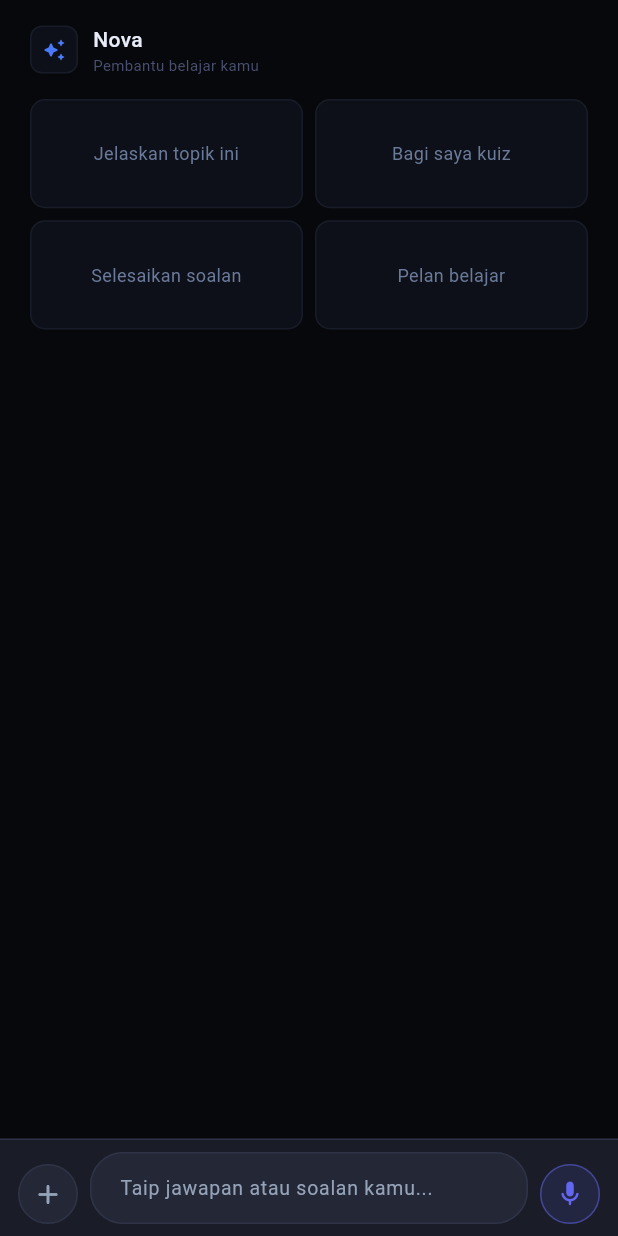
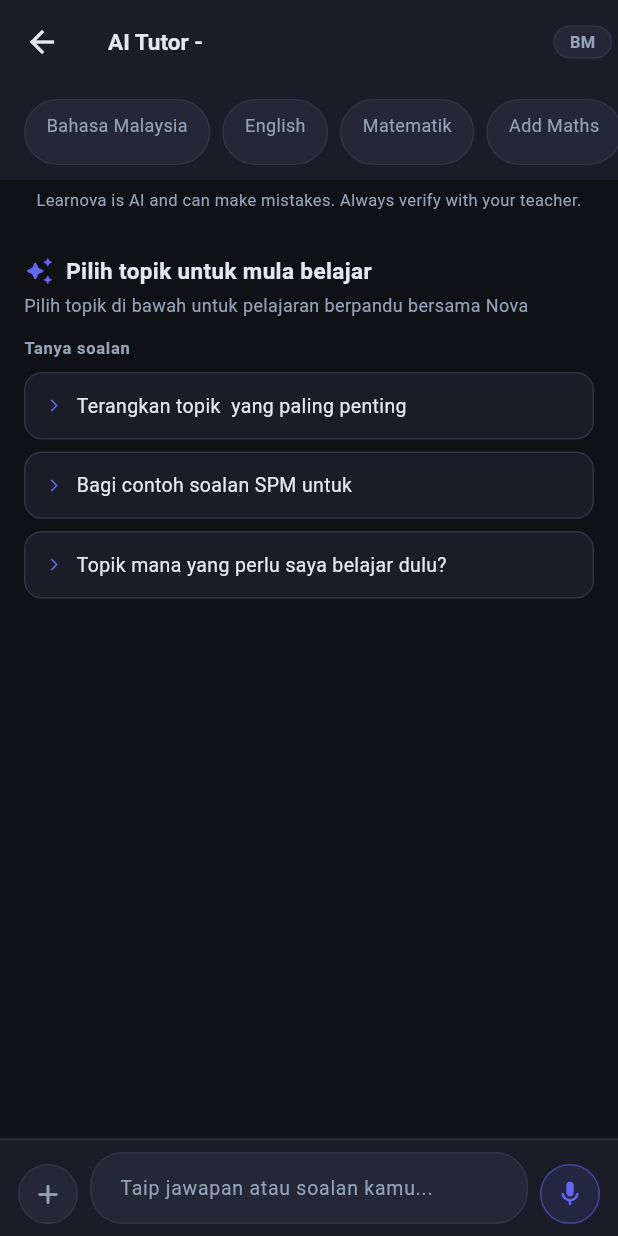
Before and after one commit to learnovamy-hub/Learnova, a Flutter app: the AITutorTab screen opened directly with empty values, on a phone screen of 412 x 824 dp. Run offline on Flutter 3.47's test engine with Material 3 defaults, Android fonts, the phone set to English and light mode, and no system bars; our stand-ins replace audioplayers, flutter_markdown, flutter_svg, qr_flutter, shared_preferences; missing offline and left inert: dart:html, dart:js, dart:ui_web; accounts and stored records are empty; network calls fail.

Commit message:
Remove Nova idle placeholder screen
Delete _buildIdleScreen() and its early-return guard. The 4-chip
placeholder (Jelaskan topik ini / Bagi saya kuiz / etc.) was
intercepting the Nova tab on every visit. Now falls through directly
to the main scaffold: mobile shows the topic selector, students can
type immediately without an intermediate screen.

Also removes _returnedFromSession state (only existed to suppress the
idle screen after exiting a session).

Co-Authored-By: Claude Sonnet 4.6 <noreply@anthropic.com>

```diff
--- a/lib/screens/ai_tutor_tab.dart
+++ b/lib/screens/ai_tutor_tab.dart
@@ -1,5 +1,6 @@
 import 'package:flutter/material.dart';
 import 'package:http/http.dart' as http;
+import 'dart:async';
 import 'dart:convert';
 import 'dart:math' as math;
 // ignore: avoid_web_libraries_in_flutter
@@ -49,7 +50,6 @@ class _AITutorTabState extends State<AITutorTab> with SingleTickerProviderStateM
   // after _startTutorSession completes, so Nova teaches instead of asking
   // "which topic?".
   String? _pendingIntent;
-  bool _returnedFromSession = false;
   String? _currentStandardCode;
   String? _currentStandardDesc;
   String? _standardsProgress;
@@ -62,6 +62,14 @@ class _AITutorTabState extends State<AITutorTab> with SingleTickerProviderStateM
   bool _showAnim        = false;
   bool _studentConfused = false;
   String? _lastAnimCode;
+
+  // -- Session timer + off-topic redirect (server-driven) --
+  int? _sessionStartTimeMs;
+  int _offTopicCount = 0;
+  bool _suggestBreak = false;
+  int _timeRemainingMin = 45;
+  Timer? _countdownTimer;
+  static const int _sessionDurationMin = 45;
 
   // â”€â”€ Topic animation (pre-built, stored in engine, served on demand) â”€â”€
   Map<String, dynamic>? _topicAnimation;
@@ -570,6 +578,7 @@ class _AITutorTabState extends State<AITutorTab> with SingleTickerProviderStateM
     _sessionId = _newSessionId();
     _novaSessionStart = DateTime.now();
     context.findAncestorStateOfType<MainShellState>()?.setTutorMode(true);
+    _resetSessionTimer();
     setState(() {
       _tutorMode = true; _currentTopic = topic;
       _phase = 'intro'; _segment = 0;
@@ -578,7 +587,6 @@ class _AITutorTabState extends State<AITutorTab> with SingleTickerProviderStateM
       _animSteps = []; _animAltSteps = [];
       _showAnim = false; _lastAnimCode = null; _studentConfused = false;
       _topicAnimation = null; _showTopicAnim = true;
-      _returnedFromSession = false;
     });
     await _tutorSession('start', preRead: preRead);
     // Drain pending intent (e.g. "Jelaskan topik ini") as the student's first
@@ -701,12 +709,25 @@ class _AITutorTabState extends State<AITutorTab> with SingleTickerProviderStateM
         // shipped activeQuestion as a Map?. Treat either as a truthiness flag.
         final hasQ = data['hasActiveQuestion'] == true || data['activeQuestion'] != null;
         _activeQuestion = hasQ ? <String, dynamic>{} : null;
+        if (data['sessionStartTime'] != null) {
+          _sessionStartTimeMs = (data['sessionStartTime'] as num).toInt();
+        }
+        if (data['offTopicCount'] != null) {
+          _offTopicCount = (data['offTopicCount'] as num).toInt();
+        }
+        if (data['suggestBreak'] != null) {
+          _suggestBreak = data['suggestBreak'] == true;
+        }
+        if (data['timeRemaining'] != null) {
+          _timeRemainingMin = (data['timeRemaining'] as num).toInt();
+        }
         _messages.add({
           'role': 'ai', 'text': data['reply'] ?? '',
           'source': data['source'], 'isCheckIn': data['isCheckIn'] ?? false,
         });
         _loading = false;
       });
+      _ensureCountdownTimer();
 
       // Use inline visual from response first; fall back to pre-stored standard animation
       final visualData = data['visual'];
@@ -901,95 +922,13 @@ class _AITutorTabState extends State<AITutorTab> with SingleTickerProviderStateM
       _showAnim = false; _lastAnimCode = null;
       _topicAnimation = null; _showTopicAnim = true;
       _workspaceExpanded = false;
-      _returnedFromSession = true;
     });
-  }
-
-  // â”€â”€ Layout â”€â”€â”€â”€â”€â”€â”€â”€â”€â”€â”€â”€â”€â”€â”€â”€â”€â”€â”€â”€â”€â”€â”€â”€â”€â”€â”€â”€â”€â”€â”€â”€â”€â”€â”€â”€â”€â”€â”€â”€â”€â”€â”€â”€â”€â”€â”€â”€â”€â”€â”€â”€â”€â”€â”€â”€â”€â”€â”€
-  Widget _buildIdleScreen() {
-    const chips = ['Jelaskan topik ini', 'Bagi saya kuiz', 'Selesaikan soalan', 'Pelan belajar'];
-    return Scaffold(
-      backgroundColor: const Color(0xFF07080C),
-      body: Column(children: [
-        SafeArea(
-          bottom: false,
-          child: Padding(
-            padding: const EdgeInsets.symmetric(horizontal: 20, vertical: 16),
-            child: Row(children: [
-              Container(
-                width: 32, height: 32,
-                decoration: BoxDecoration(
-                  color: const Color(0xFF0D1018),
-                  borderRadius: BorderRadius.circular(8),
-                  border: Border.all(color: const Color(0xFF181C28)),
-                ),
-                child: const Center(child: Icon(Icons.auto_awesome_rounded,
-                  color: Color(0xFF4A7AFA), size: 16)),
-              ),
-              const SizedBox(width: 10),
-              const Column(crossAxisAlignment: CrossAxisAlignment.start, children: [
-                Text('Nova', style: TextStyle(
-                  color: Color(0xFFE8ECF8), fontSize: 14, fontWeight: FontWeight.w500)),
-                Text('Pembantu belajar kamu', style: TextStyle(
-                  color: Color(0xFF4A5070), fontSize: 10)),
-              ]),
-            ]),
-          ),
-        ),
-        Padding(
-          padding: const EdgeInsets.symmetric(horizontal: 20),
-          child: GridView.count(
-            crossAxisCount: 2,
-            shrinkWrap: true,
-            crossAxisSpacing: 8,
-            mainAxisSpacing: 8,
-            childAspectRatio: 2.5,
-            children: chips.map((label) => GestureDetector(
-              onTap: () {
-                // Intent chips need a topic. If we already have one (mid-session
-                // chip use), let _ask route to the existing _tutorMode branch.
-                // Otherwise stash the intent and force the topic picker — the
-                // intent gets sent as the first message once _startTutorSession
-                // completes (see _startTutorSession).
-                if (_currentTopic != null) {
-                  _ask(label);
-                } else {
-                  setState(() => _pendingIntent = label);
-                }
-              },
-              child: Container(
-                decoration: BoxDecoration(
-                  color: const Color(0xFF0D1018),
-                  borderRadius: BorderRadius.circular(10),
-                  border: Border.all(color: const Color(0xFF181C28)),
-                ),
-                alignment: Alignment.center,
-                child: Text(label,
-                  style: const TextStyle(color: Color(0xFF6A7A9A), fontSize: 12),
-                  textAlign: TextAlign.center),
-              ),
-            )).toList(),
-          ),
-        ),
-        const Spacer(),
-        Padding(
-          padding: EdgeInsets.only(bottom: MediaQuery.of(context).padding.bottom),
-          child: _buildChatInput(),
-        ),
-      ]),
-    );
   }
 
   @override
   Widget build(BuildContext context) {
     final subjectColor = Color(_subjectInfo['color'] as int);
     final isWide = MediaQuery.of(context).size.width > 700;
-
-    // Skip the idle screen when an intent is pending — fall through to the
-    // tutor-mode chrome so _buildTopicSelector renders and the student can pick.
-    if (_messages.isEmpty && !_tutorMode && widget.lessonContext == null && _pendingIntent == null && !_returnedFromSession) {
-      return _buildIdleScreen();
-    }
 
     return Scaffold(
       backgroundColor: kBg,
@@ -1007,6 +946,7 @@ class _AITutorTabState extends State<AITutorTab> with SingleTickerProviderStateM
                 (_currentTopic!.length > 20 ? '${_currentTopic!.substring(0, 20)}â€¦' : _currentTopic!),
               style: const TextStyle(fontSize: 14)),
             actions: [
+              if (_sessionStartTimeMs != null) _buildTimerChip(),
               if (_showLanguageToggle && !_forceEnglish)
                 GestureDetector(
                   onTap: _toggleEnglishRequest,
@@ -1383,11 +1323,7 @@ class _AITutorTabState extends State<AITutorTab> with SingleTickerProviderStateM
         onChanged: (s) {
           setState(() {
             _currentSubject = s;
-            // Reset topic so the next idle-screen chip tap routes through the
-            // picker for the new subject (the old subject's topic isn't valid
-            // here anyway).
             _currentTopic = null;
-            _returnedFromSession = false;
           });
           _loadTopics(); _loadSuggestions();
           context.findAncestorStateOfType<MainShellState>()?.setSubject(s);
@@ -2329,8 +2265,54 @@ class _AITutorTabState extends State<AITutorTab> with SingleTickerProviderStateM
     _scrollCtrl.dispose();
     _orbPulse.dispose();
     _stopSpeech();
+    _countdownTimer?.cancel();
     _recordNovaSession();
     super.dispose();
+  }
+
+  void _ensureCountdownTimer() {
+    if (_sessionStartTimeMs == null) return;
+    if (_countdownTimer != null && _countdownTimer!.isActive) return;
+    _countdownTimer = Timer.periodic(const Duration(seconds: 30), (_) {
+      if (!mounted || _sessionStartTimeMs == null) return;
+      final elapsedMs = DateTime.now().millisecondsSinceEpoch - _sessionStartTimeMs!;
+      final remaining = _sessionDurationMin - (elapsedMs / 60000).ceil();
+      final clamped = remaining < 0 ? 0 : remaining;
+      if (clamped != _timeRemainingMin) {
+        setState(() => _timeRemainingMin = clamped);
+      }
+    });
+  }
+
+  void _resetSessionTimer() {
+    _countdownTimer?.cancel();
+    _countdownTimer = null;
+    _sessionStartTimeMs = null;
+    _offTopicCount = 0;
+    _suggestBreak = false;
+    _timeRemainingMin = _sessionDurationMin;
+  }
+
+  Widget _buildTimerChip() {
+    final mins = _timeRemainingMin;
+    final isLow = mins <= 5;
+    final isDone = mins <= 0;
+    final color = isDone ? kRed : isLow ? kYellow : kPrimary;
+    final label = isDone ? "Time's up" : 'Time: $mins min';
+    return Container(
+      margin: const EdgeInsets.symmetric(vertical: 10, horizontal: 4),
+      padding: const EdgeInsets.symmetric(horizontal: 10, vertical: 2),
+      decoration: BoxDecoration(
+        color: color.withOpacity(0.12),
+        border: Border.all(color: color.withOpacity(0.5)),
+        borderRadius: BorderRadius.circular(20),
+      ),
+      child: Row(mainAxisSize: MainAxisSize.min, children: [
+        Icon(_suggestBreak ? Icons.coffee_rounded : Icons.timer_outlined, size: 11, color: color),
+        const SizedBox(width: 4),
+        Text(label, style: TextStyle(color: color, fontSize: 11, fontWeight: FontWeight.w700)),
+      ]),
+    );
   }
 
   void _recordNovaSession() {
```
